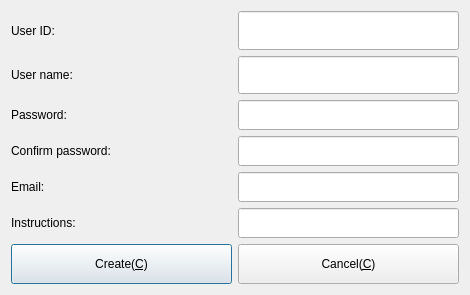
This is Widgets/DlgRegister/DlgRegister.ui in KangLin/RabbitIm as Qt 5 draws it before an edit. The edited form follows.
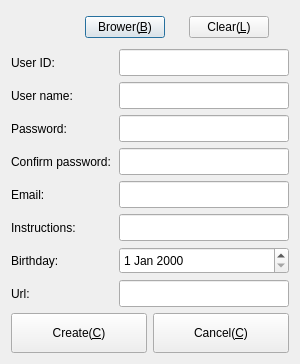
This is the edited form. Icons and pictures are not drawn.

```diff
--- a/Widgets/DlgRegister/DlgRegister.ui
+++ b/Widgets/DlgRegister/DlgRegister.ui
@@ -6,8 +6,8 @@
    <rect>
     <x>0</x>
     <y>0</y>
-    <width>470</width>
-    <height>295</height>
+    <width>300</width>
+    <height>364</height>
    </rect>
   </property>
   <property name="sizePolicy">
@@ -30,10 +30,80 @@
     <normaloff>:/icon/AppIcon</normaloff>:/icon/AppIcon</iconset>
   </property>
   <layout class="QGridLayout" name="gridLayout">
-   <item row="0" column="0">
+   <item row="0" column="0" colspan="2">
+    <layout class="QHBoxLayout" name="horizontalLayout_9">
+     <item>
+      <widget class="QLabel" name="lbPhoto">
+       <property name="sizePolicy">
+        <sizepolicy hsizetype="Fixed" vsizetype="Fixed">
+         <horstretch>0</horstretch>
+         <verstretch>0</verstretch>
+        </sizepolicy>
+       </property>
+       <property name="minimumSize">
+        <size>
+         <width>32</width>
+         <height>32</height>
+        </size>
+       </property>
+       <property name="maximumSize">
+        <size>
+         <width>32</width>
+         <height>32</height>
+        </size>
+       </property>
+       <property name="text">
+        <string/>
+       </property>
+       <property name="pixmap">
+        <pixmap resource="../../Resource/Resource.qrc">:/icon/AppIcon</pixmap>
+       </property>
+       <property name="scaledContents">
+        <bool>true</bool>
+       </property>
+      </widget>
+     </item>
+     <item>
+      <widget class="QPushButton" name="pbBrower">
+       <property name="sizePolicy">
+        <sizepolicy hsizetype="Fixed" vsizetype="Fixed">
+         <horstretch>0</horstretch>
+         <verstretch>0</verstretch>
+        </sizepolicy>
+       </property>
+       <property name="text">
+        <string>Brower(&amp;B)</string>
+       </property>
+      </widget>
+     </item>
+     <item>
+      <widget class="QPushButton" name="pbClear">
+       <property name="sizePolicy">
+        <sizepolicy hsizetype="Fixed" vsizetype="Fixed">
+         <horstretch>0</horstretch>
+         <verstretch>0</verstretch>
+        </sizepolicy>
+       </property>
+       <property name="toolTip">
+        <string>Clear Avatar</string>
+       </property>
+       <property name="text">
+        <string>Clear(&amp;L)</string>
+       </property>
+      </widget>
+     </item>
+    </layout>
+   </item>
+   <item row="1" column="0" colspan="2">
     <layout class="QHBoxLayout" name="horizontalLayout">
      <item>
       <widget class="QLabel" name="label_6">
+       <property name="sizePolicy">
+        <sizepolicy hsizetype="Preferred" vsizetype="Preferred">
+         <horstretch>1</horstretch>
+         <verstretch>0</verstretch>
+        </sizepolicy>
+       </property>
        <property name="minimumSize">
         <size>
          <width>102</width>
@@ -49,21 +119,27 @@
       <widget class="QLineEdit" name="txtId">
        <property name="sizePolicy">
         <sizepolicy hsizetype="Preferred" vsizetype="Preferred">
-         <horstretch>0</horstretch>
+         <horstretch>3</horstretch>
          <verstretch>0</verstretch>
         </sizepolicy>
        </property>
+       <property name="maximumSize">
+        <size>
+         <width>16777215</width>
+         <height>40</height>
+        </size>
+       </property>
       </widget>
      </item>
     </layout>
    </item>
-   <item row="1" column="0">
+   <item row="2" column="0" colspan="2">
     <layout class="QHBoxLayout" name="horizontalLayout_2">
      <item>
       <widget class="QLabel" name="label">
        <property name="sizePolicy">
         <sizepolicy hsizetype="Preferred" vsizetype="Preferred">
-         <horstretch>0</horstretch>
+         <horstretch>1</horstretch>
          <verstretch>0</verstretch>
         </sizepolicy>
        </property>
@@ -82,7 +158,7 @@
       <widget class="QLineEdit" name="txtUser">
        <property name="sizePolicy">
         <sizepolicy hsizetype="Preferred" vsizetype="Preferred">
-         <horstretch>0</horstretch>
+         <horstretch>3</horstretch>
          <verstretch>0</verstretch>
         </sizepolicy>
        </property>
@@ -95,20 +171,20 @@
        <property name="maximumSize">
         <size>
          <width>16777215</width>
-         <height>16777215</height>
+         <height>40</height>
         </size>
        </property>
       </widget>
      </item>
     </layout>
    </item>
-   <item row="2" column="0">
+   <item row="3" column="0" colspan="2">
     <layout class="QHBoxLayout" name="horizontalLayout_3">
      <item>
       <widget class="QLabel" name="label_2">
        <property name="sizePolicy">
         <sizepolicy hsizetype="Preferred" vsizetype="Preferred">
-         <horstretch>0</horstretch>
+         <horstretch>1</horstretch>
          <verstretch>0</verstretch>
         </sizepolicy>
        </property>
@@ -127,7 +203,7 @@
       <widget class="QLineEdit" name="txtPassword">
        <property name="sizePolicy">
         <sizepolicy hsizetype="Preferred" vsizetype="Preferred">
-         <horstretch>0</horstretch>
+         <horstretch>3</horstretch>
          <verstretch>0</verstretch>
         </sizepolicy>
        </property>
@@ -140,7 +216,7 @@
        <property name="maximumSize">
         <size>
          <width>16777215</width>
-         <height>30</height>
+         <height>40</height>
         </size>
        </property>
        <property name="echoMode">
@@ -150,13 +226,13 @@
      </item>
     </layout>
    </item>
-   <item row="3" column="0">
+   <item row="4" column="0" colspan="2">
     <layout class="QHBoxLayout" name="horizontalLayout_4">
      <item>
       <widget class="QLabel" name="label_3">
        <property name="sizePolicy">
         <sizepolicy hsizetype="Preferred" vsizetype="Preferred">
-         <horstretch>0</horstretch>
+         <horstretch>1</horstretch>
          <verstretch>0</verstretch>
         </sizepolicy>
        </property>
@@ -175,7 +251,7 @@
       <widget class="QLineEdit" name="txtConfirmPassword">
        <property name="sizePolicy">
         <sizepolicy hsizetype="Preferred" vsizetype="Preferred">
-         <horstretch>0</horstretch>
+         <horstretch>3</horstretch>
          <verstretch>0</verstretch>
         </sizepolicy>
        </property>
@@ -188,7 +264,7 @@
        <property name="maximumSize">
         <size>
          <width>16777215</width>
-         <height>30</height>
+         <height>40</height>
         </size>
        </property>
        <property name="echoMode">
@@ -198,13 +274,13 @@
      </item>
     </layout>
    </item>
-   <item row="4" column="0">
+   <item row="5" column="0" colspan="2">
     <layout class="QHBoxLayout" name="horizontalLayout_5">
      <item>
       <widget class="QLabel" name="label_4">
        <property name="sizePolicy">
         <sizepolicy hsizetype="Preferred" vsizetype="Preferred">
-         <horstretch>0</horstretch>
+         <horstretch>1</horstretch>
          <verstretch>0</verstretch>
         </sizepolicy>
        </property>
@@ -223,7 +299,7 @@
       <widget class="QLineEdit" name="txtemail">
        <property name="sizePolicy">
         <sizepolicy hsizetype="Preferred" vsizetype="Preferred">
-         <horstretch>0</horstretch>
+         <horstretch>3</horstretch>
          <verstretch>0</verstretch>
         </sizepolicy>
        </property>
@@ -236,20 +312,20 @@
        <property name="maximumSize">
         <size>
          <width>16777215</width>
-         <height>30</height>
+         <height>40</height>
         </size>
        </property>
       </widget>
      </item>
     </layout>
    </item>
-   <item row="5" column="0">
+   <item row="6" column="0" colspan="2">
     <layout class="QHBoxLayout" name="horizontalLayout_6">
      <item>
       <widget class="QLabel" name="label_5">
        <property name="sizePolicy">
         <sizepolicy hsizetype="Preferred" vsizetype="Preferred">
-         <horstretch>0</horstretch>
+         <horstretch>1</horstretch>
          <verstretch>0</verstretch>
         </sizepolicy>
        </property>
@@ -268,7 +344,7 @@
       <widget class="QLineEdit" name="txtInstructions">
        <property name="sizePolicy">
         <sizepolicy hsizetype="Preferred" vsizetype="Preferred">
-         <horstretch>0</horstretch>
+         <horstretch>3</horstretch>
          <verstretch>0</verstretch>
         </sizepolicy>
        </property>
@@ -281,14 +357,94 @@
        <property name="maximumSize">
         <size>
          <width>16777215</width>
-         <height>30</height>
+         <height>40</height>
         </size>
        </property>
       </widget>
      </item>
     </layout>
    </item>
-   <item row="6" column="0">
+   <item row="7" column="0" colspan="2">
+    <layout class="QHBoxLayout" name="horizontalLayout_8">
+     <item>
+      <widget class="QLabel" name="label_7">
+       <property name="sizePolicy">
+        <sizepolicy hsizetype="Preferred" vsizetype="Preferred">
+         <horstretch>1</horstretch>
+         <verstretch>0</verstretch>
+        </sizepolicy>
+       </property>
+       <property name="minimumSize">
+        <size>
+         <width>102</width>
+         <height>0</height>
+        </size>
+       </property>
+       <property name="text">
+        <string>Birthday:</string>
+       </property>
+      </widget>
+     </item>
+     <item>
+      <widget class="QDateEdit" name="dtBirthday">
+       <property name="sizePolicy">
+        <sizepolicy hsizetype="Minimum" vsizetype="Fixed">
+         <horstretch>3</horstretch>
+         <verstretch>0</verstretch>
+        </sizepolicy>
+       </property>
+       <property name="maximumSize">
+        <size>
+         <width>16777215</width>
+         <height>40</height>
+        </size>
+       </property>
+      </widget>
+     </item>
+    </layout>
+   </item>
+   <item row="8" column="0">
+    <widget class="QLabel" name="label_8">
+     <property name="sizePolicy">
+      <sizepolicy hsizetype="Preferred" vsizetype="Preferred">
+       <horstretch>1</horstretch>
+       <verstretch>0</verstretch>
+      </sizepolicy>
+     </property>
+     <property name="minimumSize">
+      <size>
+       <width>102</width>
+       <height>0</height>
+      </size>
+     </property>
+     <property name="text">
+      <string>Url:</string>
+     </property>
+    </widget>
+   </item>
+   <item row="8" column="1">
+    <widget class="QLineEdit" name="txtUrl">
+     <property name="sizePolicy">
+      <sizepolicy hsizetype="Preferred" vsizetype="Preferred">
+       <horstretch>3</horstretch>
+       <verstretch>0</verstretch>
+      </sizepolicy>
+     </property>
+     <property name="minimumSize">
+      <size>
+       <width>0</width>
+       <height>0</height>
+      </size>
+     </property>
+     <property name="maximumSize">
+      <size>
+       <width>16777215</width>
+       <height>40</height>
+      </size>
+     </property>
+    </widget>
+   </item>
+   <item row="9" column="0" colspan="2">
     <layout class="QHBoxLayout" name="horizontalLayout_7">
      <item>
       <widget class="QPushButton" name="pbCreate">
```
